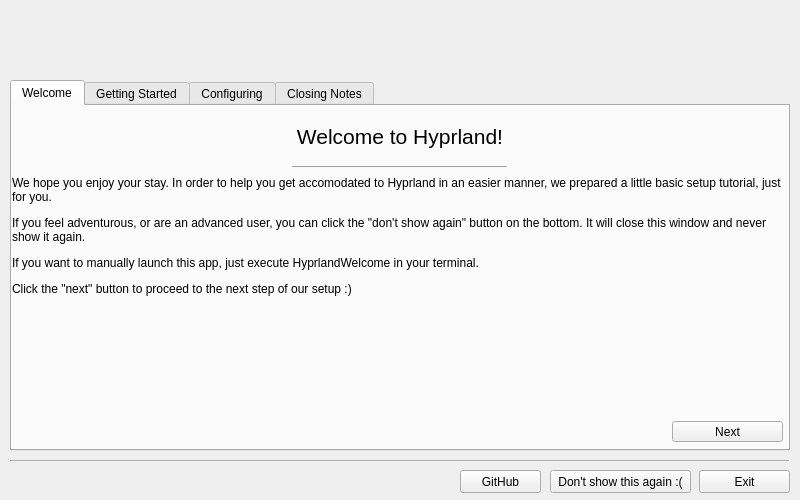
The window that chyprlandwelcome.ui (hyprwm/hyprland-welcome) describes before a commit, drawn with Qt 5.
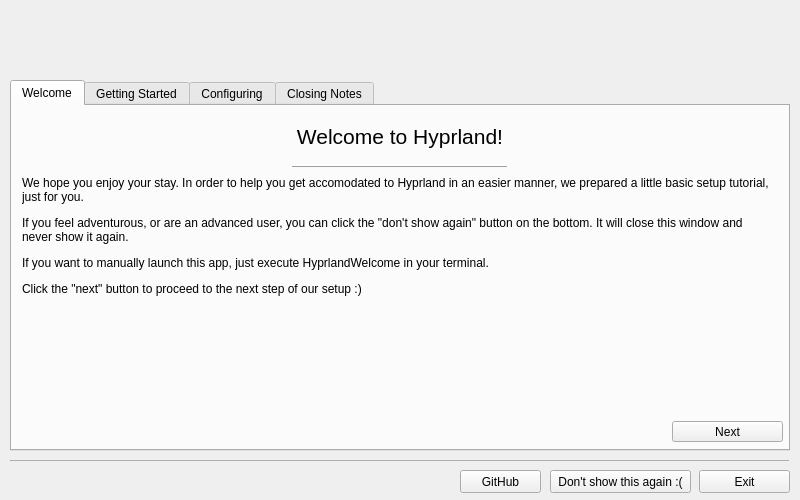
The same window after the commit. The open tabs and pages were chosen to show the change. Icons and pictures are not drawn.

Commit message: better text alignment

What changed in the file:
```diff
--- a/chyprlandwelcome.ui
+++ b/chyprlandwelcome.ui
@@ -108,9 +108,9 @@
      <widget class="QLabel" name="label_2">
       <property name="geometry">
        <rect>
-        <x>0</x>
+        <x>10</x>
         <y>70</y>
-        <width>771</width>
+        <width>751</width>
         <height>211</height>
        </rect>
       </property>
```
Left out of the diff: 14 changed lines with no effect on the pictures.
